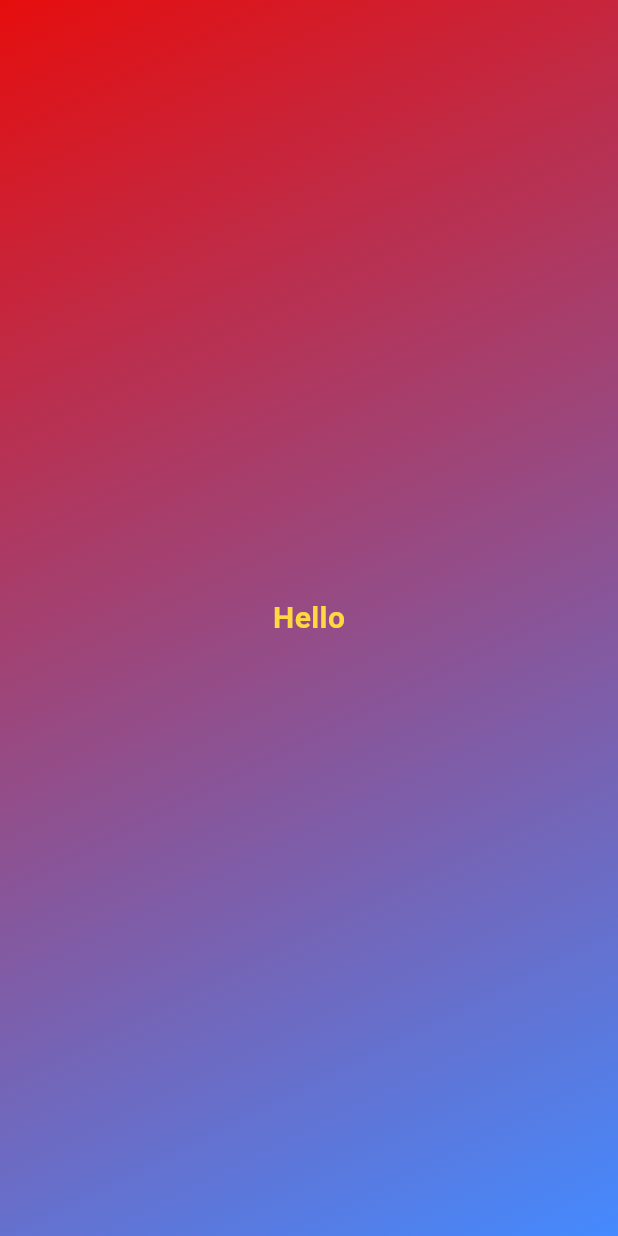
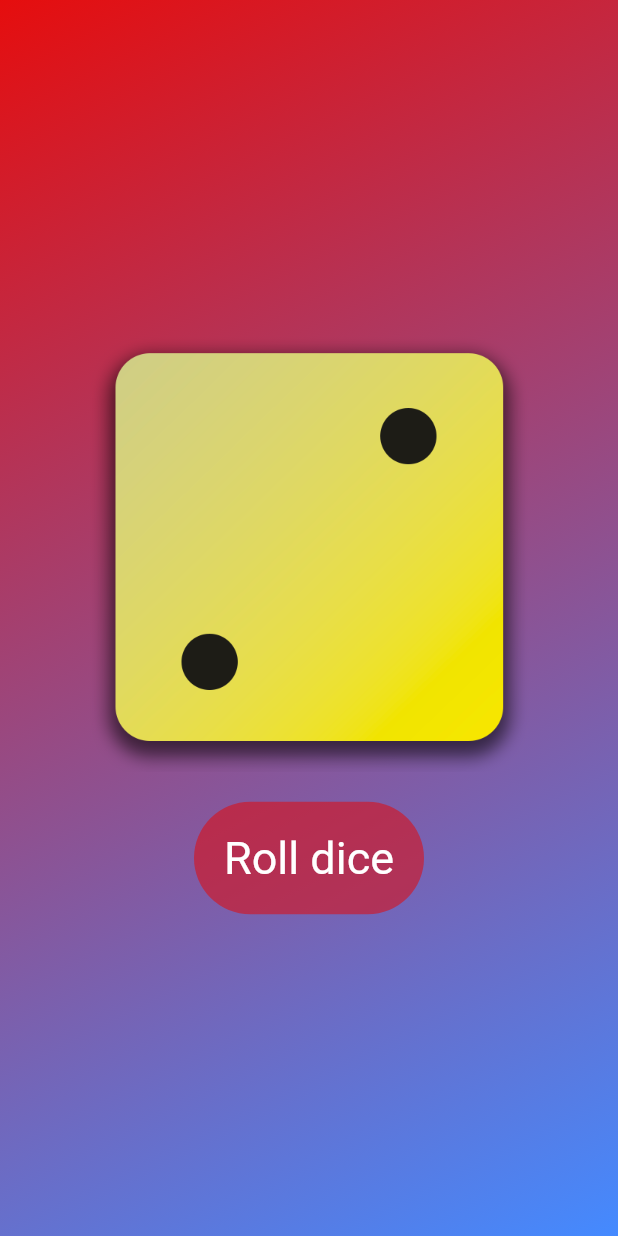
Before and after one commit to Psage001/practise_app, a Flutter app: the screen it shows after launch, on a phone screen of 412 x 824 dp. Run offline on Flutter 3.47's test engine with Material 3 defaults, Android fonts, the phone set to English and light mode, and no system bars.

Commit message:
Final changes to enable the dice app

```diff
--- /dev/null
+++ b/lib/dice_roller.dart
@@ -0,0 +1,48 @@
+import 'package:flutter/material.dart';
+import 'dart:math';
+
+ final randomizervalue = Random();
+
+class DiceRoller extends StatefulWidget {
+  const DiceRoller({super.key});
+  @override
+  State<StatefulWidget> createState() {
+    return _DiceRollerState();
+  }
+}
+
+class _DiceRollerState extends State<DiceRoller> {
+  var activeDiceImage = 'assets/images/dice-2.png';
+
+  void rolldice() {
+    var randomNumber = randomizervalue.nextInt(6) +1;
+    setState(() {
+      activeDiceImage = 'assets/images/dice-$randomNumber.png';
+    });
+  }
+
+  @override
+  Widget build(BuildContext context) {
+    return Column(
+      mainAxisSize: MainAxisSize.min,
+      children: [
+        Image.asset(
+          activeDiceImage,
+          width: 300,
+        ),
+        const SizedBox(
+          height: 20,
+        ),
+        TextButton(
+            onPressed: rolldice,
+            style: TextButton.styleFrom(
+              padding: const EdgeInsets.all(20),
+              foregroundColor: Colors.white,
+              backgroundColor: const Color.fromARGB(137, 228, 7, 7),
+              textStyle: const TextStyle(fontSize: 30),
+            ),
+            child: const Text('Roll dice')),
+      ],
+    );
+  }
+}
--- a/lib/gradient_container.dart
+++ b/lib/gradient_container.dart
@@ -1,24 +1,23 @@
 import 'package:flutter/material.dart';
-import 'package:practise_app/center_text.dart';
+import 'package:practise_app/dice_roller.dart';
+class GradientContainer extends StatelessWidget {
+   const GradientContainer(this.color1, this.color2, {super.key});
 
-class GradientContainer extends StatelessWidget {
-  const GradientContainer(this.color1, this.color2,{super.key});
   final Color color1;
   final Color color2;
+
   @override
   Widget build(BuildContext context) {
     return Container(
-        decoration:  BoxDecoration(
+      decoration: BoxDecoration(
           gradient: LinearGradient(
-          colors: [
-            color1,color2
-          ],
+        colors: [color1, color2],
         begin: Alignment.topLeft,
         end: Alignment.bottomRight,
       )),
       child: const Center(
-          child: CenterText("Hello"),
-        ),
+        child: DiceRoller(),
+      )
     );
   }
 }
--- a/lib/main.dart
+++ b/lib/main.dart
@@ -3,9 +3,9 @@ import 'package:practise_app/gradient_container.dart';
 
 void main() {
   runApp(
-    const MaterialApp(
+     const MaterialApp(
       home: Scaffold(
-        body: GradientContainer(Color.fromARGB(249, 229, 8, 8), Colors.blueAccent),
+        body: GradientContainer( Color.fromARGB(249, 229, 8, 8), Colors.blueAccent),
       ),
     ),
   );
```
Lines whose indentation alone changed are shown as unchanged.
